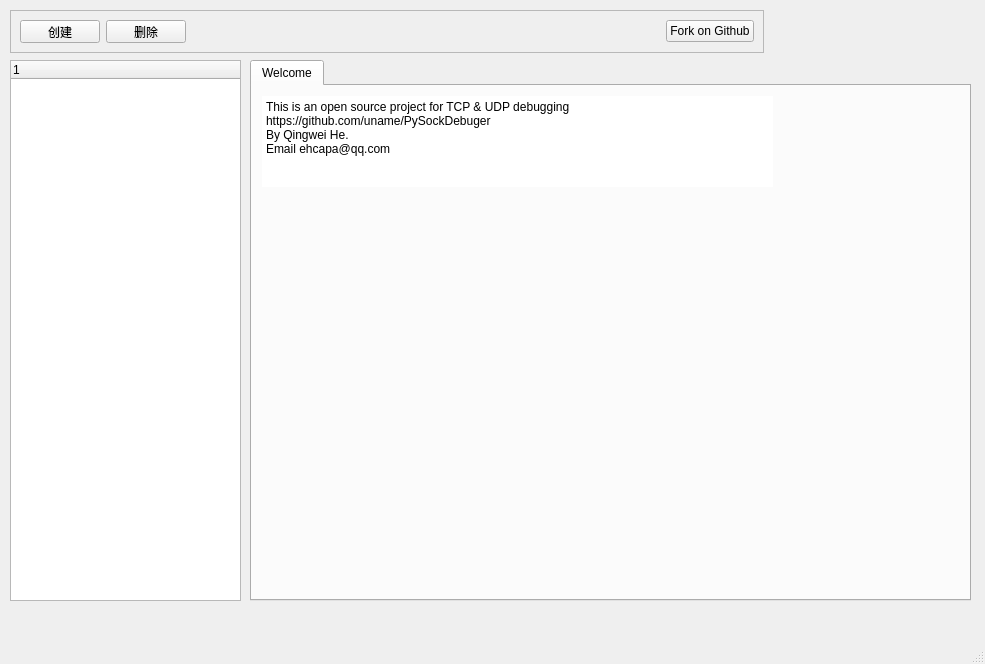
Above: resource/ui/main_window.ui from uname/PySockDebuger before the change. Below: the same form after it.
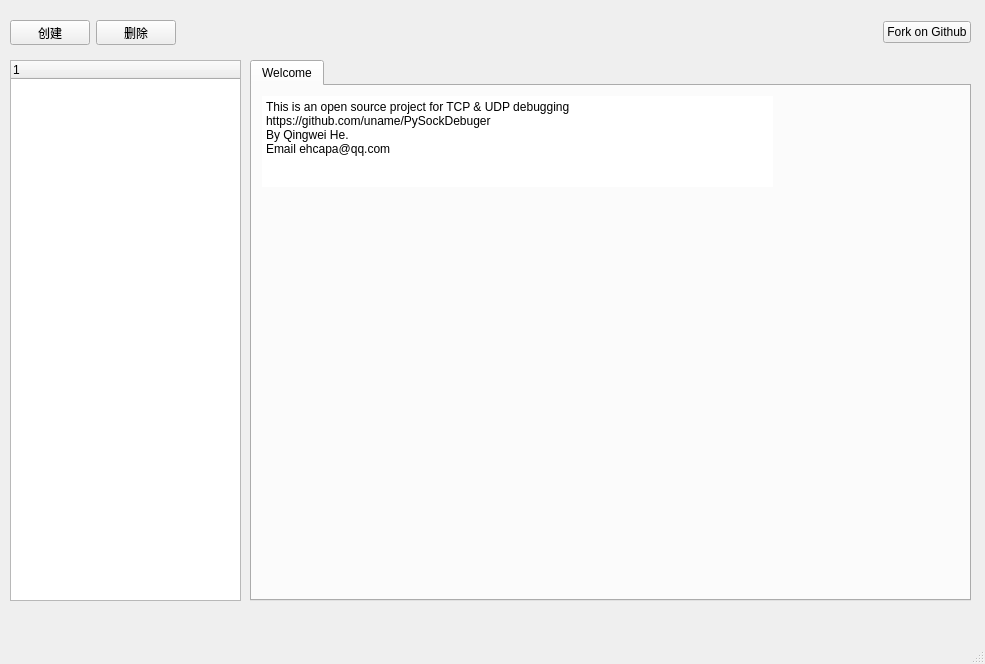
That is the form after the change. Custom widgets are drawn as their Qt base class.

What changed in the file:
```diff
--- a/resource/ui/main_window.ui
+++ b/resource/ui/main_window.ui
@@ -14,70 +14,6 @@
    <string>PySockDebuger</string>
   </property>
   <widget class="QWidget" name="centralwidget">
-   <widget class="QFrame" name="frame">
-    <property name="geometry">
-     <rect>
-      <x>10</x>
-      <y>10</y>
-      <width>754</width>
-      <height>43</height>
-     </rect>
-    </property>
-    <property name="maximumSize">
-     <size>
-      <width>761</width>
-      <height>16777215</height>
-     </size>
-    </property>
-    <property name="frameShape">
-     <enum>QFrame::StyledPanel</enum>
-    </property>
-    <property name="frameShadow">
-     <enum>QFrame::Raised</enum>
-    </property>
-    <layout class="QGridLayout" name="gridLayout">
-     <item row="0" column="0">
-      <widget class="QPushButton" name="createBtn">
-       <property name="text">
-        <string>创建</string>
-       </property>
-      </widget>
-     </item>
-     <item row="0" column="1">
-      <widget class="QPushButton" name="removeBtn">
-       <property name="text">
-        <string>删除</string>
-       </property>
-      </widget>
-     </item>
-     <item row="0" column="2">
-      <spacer name="horizontalSpacer">
-       <property name="orientation">
-        <enum>Qt::Horizontal</enum>
-       </property>
-       <property name="sizeHint" stdset="0">
-        <size>
-         <width>488</width>
-         <height>20</height>
-        </size>
-       </property>
-      </spacer>
-     </item>
-     <item row="0" column="3">
-      <widget class="QPushButton" name="githubBtn">
-       <property name="maximumSize">
-        <size>
-         <width>121</width>
-         <height>16777215</height>
-        </size>
-       </property>
-       <property name="text">
-        <string>Fork on Github</string>
-       </property>
-      </widget>
-     </item>
-    </layout>
-   </widget>
    <widget class="SockTreeWidget" name="sockTree">
     <property name="geometry">
      <rect>
@@ -143,6 +79,58 @@
      </widget>
     </widget>
    </widget>
+   <widget class="QWidget" name="">
+    <property name="geometry">
+     <rect>
+      <x>10</x>
+      <y>20</y>
+      <width>961</width>
+      <height>25</height>
+     </rect>
+    </property>
+    <layout class="QHBoxLayout" name="horizontalLayout">
+     <item>
+      <widget class="QPushButton" name="createBtn">
+       <property name="text">
+        <string>创建</string>
+       </property>
+      </widget>
+     </item>
+     <item>
+      <widget class="QPushButton" name="removeBtn">
+       <property name="text">
+        <string>删除</string>
+       </property>
+      </widget>
+     </item>
+     <item>
+      <spacer name="horizontalSpacer">
+       <property name="orientation">
+        <enum>Qt::Horizontal</enum>
+       </property>
+       <property name="sizeHint" stdset="0">
+        <size>
+         <width>668</width>
+         <height>20</height>
+        </size>
+       </property>
+      </spacer>
+     </item>
+     <item>
+      <widget class="QPushButton" name="githubBtn">
+       <property name="maximumSize">
+        <size>
+         <width>121</width>
+         <height>16777215</height>
+        </size>
+       </property>
+       <property name="text">
+        <string>Fork on Github</string>
+       </property>
+      </widget>
+     </item>
+    </layout>
+   </widget>
   </widget>
   <widget class="QMenuBar" name="menubar">
    <property name="geometry">
```
